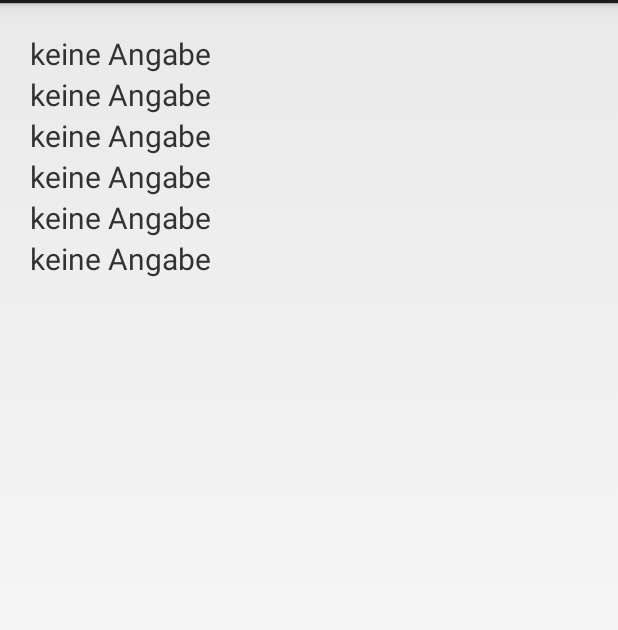
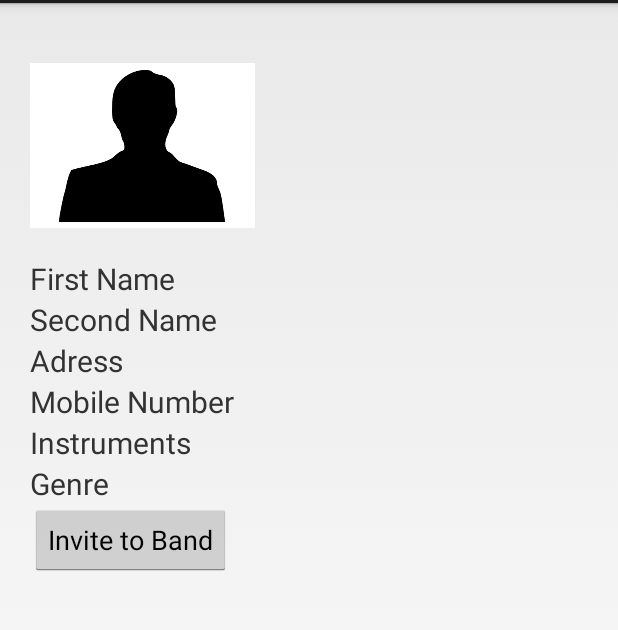
Before and after one commit to mojooo13/BandIT_v1, an Android app: the layout activity_profile.xml on its own in the app's theme, with its tools: preview values and no code run, on a phone screen of 412 x 824 dp, the part 69-699 px from its top. Run offline under Robolectric (Android 15) with nearby library versions, the phone set to English and light mode, and no system bars.

Commit message:
5.4.2015

```diff
--- a/app/src/main/AndroidManifest.xml
+++ b/app/src/main/AndroidManifest.xml
@@ -67,6 +67,10 @@
             android:name=".ProfileActivity"
             android:label="@string/title_activity_profile" >
         </activity>
+        <activity
+            android:name=".InviteToBandActivity"
+            android:label="@string/title_activity_invite_to_band" >
+        </activity>
     </application>
 
 </manifest>
--- a/app/src/main/res/layout/activity_profile.xml
+++ b/app/src/main/res/layout/activity_profile.xml
@@ -8,41 +8,56 @@
     android:orientation="vertical"
     android:weightSum="1.0" >
 
+    <ImageView
+        android:layout_width="150dp"
+        android:layout_height="150dp"
+        android:id="@+id/imageView"
+        android:src="@drawable/emptyprofil"
+        android:layout_alignParentTop="true"
+        android:layout_alignParentLeft="true"
+        android:layout_alignParentStart="true" />
+
     <TextView
-        android:text="@string/kein"
+        android:text="First Name"
         android:id="@+id/profileFirstName"
         android:layout_width="wrap_content"
         android:textSize="20dp"
         android:layout_height="wrap_content" />
     <TextView
-        android:text="@string/kein"
+        android:text="Second Name"
         android:textSize="20dp"
         android:id="@+id/profileSecondName"
         android:layout_width="wrap_content"
         android:layout_height="wrap_content" />
     <TextView
-        android:text="@string/kein"
+        android:text="Adress"
         android:textSize="20dp"
         android:id="@+id/profileAdress"
         android:layout_width="wrap_content"
         android:layout_height="wrap_content" />
     <TextView
-        android:text="@string/kein"
+        android:text="Mobile Number"
         android:textSize="20dp"
         android:id="@+id/profileMobileNumber"
         android:layout_width="wrap_content"
         android:layout_height="wrap_content" />
     <TextView
-        android:text="@string/kein"
+        android:text="Instruments"
         android:textSize="20dp"
         android:id="@+id/profileInstruments"
         android:layout_width="wrap_content"
         android:layout_height="wrap_content" />
     <TextView
-        android:text="@string/kein"
+        android:text="Genre"
         android:textSize="20dp"
         android:id="@+id/profileGenre"
         android:layout_width="wrap_content"
         android:layout_height="wrap_content" />
 
+    <Button
+        android:layout_width="wrap_content"
+        android:layout_height="wrap_content"
+        android:text="Invite to Band"
+        android:id="@+id/inviteToBandButton" />
+
 </LinearLayout>
--- a/app/src/main/res/values/strings.xml
+++ b/app/src/main/res/values/strings.xml
@@ -18,5 +18,6 @@
     <string name="title_activity_message_detail">MessageDetailActivity</string>
     <string name="title_activity_profile">ProfileActivity</string>
     <string name="toggleStrimg">New ToggleButton</string>
+    <string name="title_activity_invite_to_band">InviteToBandActivity</string>
 
 </resources>
```
Also changed, not shown: app/src/main/java/com/example/mo/bandit_v1/InviteToBandActivity.java (added, +153 -0 lines), app/src/main/java/com/example/mo/bandit_v1/ProfileActivity.java (+52 -7 lines), app/src/main/res/layout/activity_invite_to_band.xml (added, +27 -0 lines), app/src/main/res/menu/invite_to_band.xml (added, +8 -0 lines).
